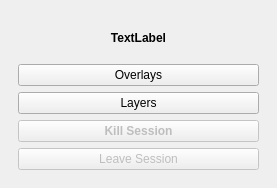
Above: tygron_dockwidget_base.ui from Memz-Dev/tygron-qgis before the change. Below: the same form after it.
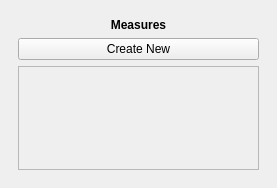
That is the form after the change. Custom widgets are drawn as their Qt base class.

Commit message: i dont even know right now

What changed in the file:
```diff
--- a/tygron_dockwidget_base.ui
+++ b/tygron_dockwidget_base.ui
@@ -30,7 +30,7 @@
     <item row="0" column="0">
      <widget class="QStackedWidget" name="stackedWidget">
       <property name="currentIndex">
-       <number>3</number>
+       <number>10</number>
       </property>
       <widget class="QWidget" name="LoginPage">
        <property name="enabled">
@@ -230,25 +230,16 @@
          </widget>
         </item>
         <item>
-         <widget class="QPushButton" name="SessionKillButton">
-          <property name="enabled">
-           <bool>false</bool>
-          </property>
-          <property name="font">
-           <font>
-            <weight>75</weight>
-            <bold>true</bold>
-           </font>
-          </property>
+         <widget class="QPushButton" name="SessionMeasures">
           <property name="text">
-           <string>Kill Session</string>
+           <string>Measures</string>
           </property>
          </widget>
         </item>
         <item>
          <widget class="QPushButton" name="SessionReturnButton">
           <property name="enabled">
-           <bool>false</bool>
+           <bool>true</bool>
           </property>
           <property name="text">
            <string>Leave Session</string>
@@ -532,6 +523,50 @@
         </item>
        </layout>
       </widget>
+      <widget class="QWidget" name="Measures">
+       <layout class="QVBoxLayout" name="verticalLayout_13">
+        <item>
+         <widget class="QLabel" name="MeasuresLabel">
+          <property name="font">
+           <font>
+            <weight>75</weight>
+            <bold>true</bold>
+           </font>
+          </property>
+          <property name="text">
+           <string>Measures</string>
+          </property>
+          <property name="alignment">
+           <set>Qt::AlignCenter</set>
+          </property>
+         </widget>
+        </item>
+        <item>
+         <widget class="QPushButton" name="MeasuresButton">
+          <property name="text">
+           <string>Create New</string>
+          </property>
+         </widget>
+        </item>
+        <item>
+         <widget class="QScrollArea" name="MeasuresScroll">
+          <property name="widgetResizable">
+           <bool>true</bool>
+          </property>
+          <widget class="QWidget" name="scrollAreaWidgetContents_2">
+           <property name="geometry">
+            <rect>
+             <x>0</x>
+             <y>0</y>
+             <width>239</width>
+             <height>79</height>
+            </rect>
+           </property>
+          </widget>
+         </widget>
+        </item>
+       </layout>
+      </widget>
      </widget>
     </item>
    </layout>
```
Left out of the diff: 2 changed lines with no effect on the pictures. The commit also changes 2 other files.
